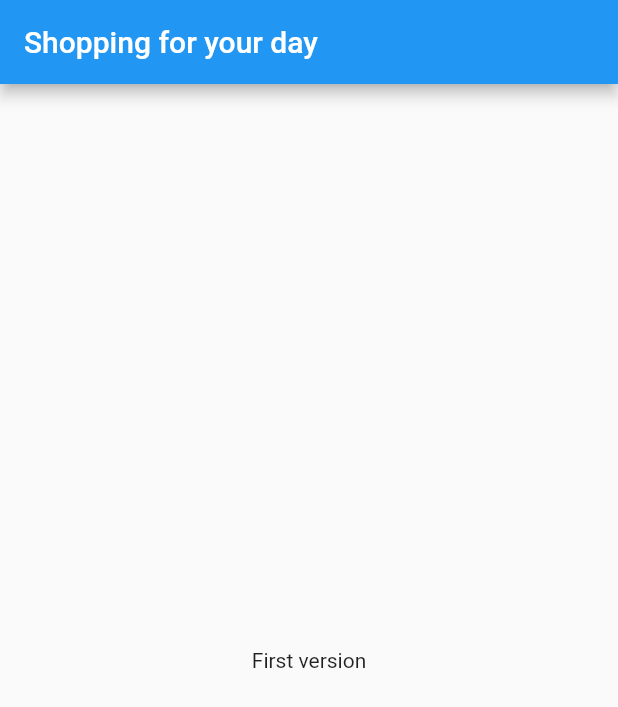
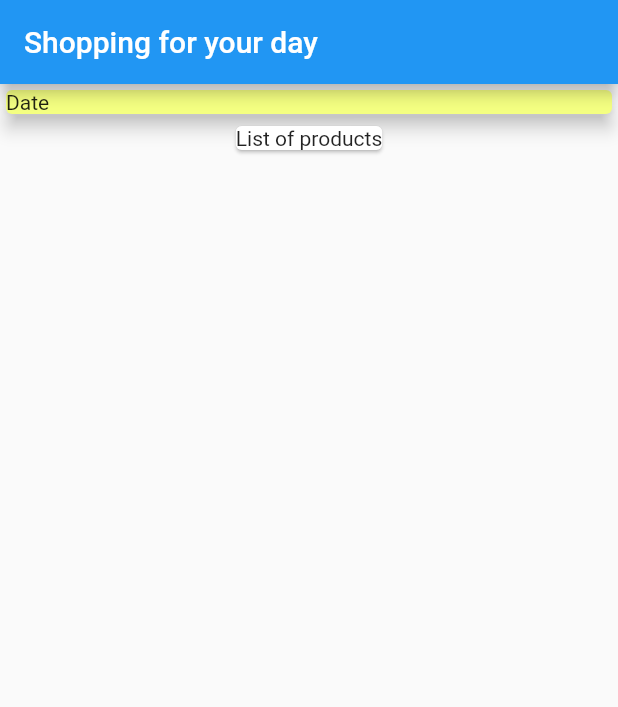
Before and after one commit to Daniel-Fonseca-da-Silva/Project-Supermarket, a Flutter app: the screen it shows after launch, on a phone screen of 412 x 824 dp. Shown: the top 707 px of the screen. Run offline on Flutter 3.47's test engine with Material 2 defaults, Android fonts, the phone set to English and light mode, and no system bars.

Commit message:
Created the date and list of products

```diff
--- a/lib/main.dart
+++ b/lib/main.dart
@@ -18,8 +18,20 @@ class MyHomePage extends StatelessWidget {
       appBar: AppBar(
         title: Text('Shopping for your day'),
       ),
-      body: Center(
-        child: Text('First version'),
+      body: Column(
+        children: [
+          Container(
+            width: double.infinity,
+            child: Card(
+              color: Colors.limeAccent[100],
+              child: Text('Date'),
+              elevation: 5
+            ),
+          ),
+          Card(
+            child: Text('List of products')
+          )
+        ],
       ),
     );
   }
```
